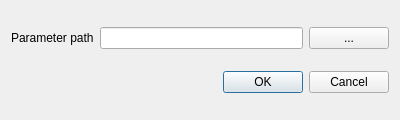
Above: buildseg/buildSeg_dialog_base.ui from deepbands/buildseg before the change. Below: the same form after it.
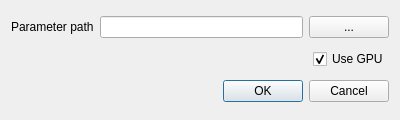
That is the form after the change.

What changed in the file:
```diff
--- a/buildseg/buildSeg_dialog_base.ui
+++ b/buildseg/buildSeg_dialog_base.ui
@@ -55,6 +55,33 @@
        </item>
       </layout>
      </item>
+     <item>
+      <layout class="QHBoxLayout" name="hLaySets">
+       <item>
+        <spacer name="horizontalSpacer">
+         <property name="orientation">
+          <enum>Qt::Horizontal</enum>
+         </property>
+         <property name="sizeHint" stdset="0">
+          <size>
+           <width>20</width>
+           <height>20</height>
+          </size>
+         </property>
+        </spacer>
+       </item>
+       <item>
+        <widget class="QCheckBox" name="ccbGPU">
+         <property name="text">
+          <string>Use GPU</string>
+         </property>
+         <property name="checked">
+          <bool>true</bool>
+         </property>
+        </widget>
+       </item>
+      </layout>
+     </item>
      <item>
       <widget class="QDialogButtonBox" name="button_box">
        <property name="orientation">
```
Left out of the diff: 2 changed lines with no effect on the pictures.
